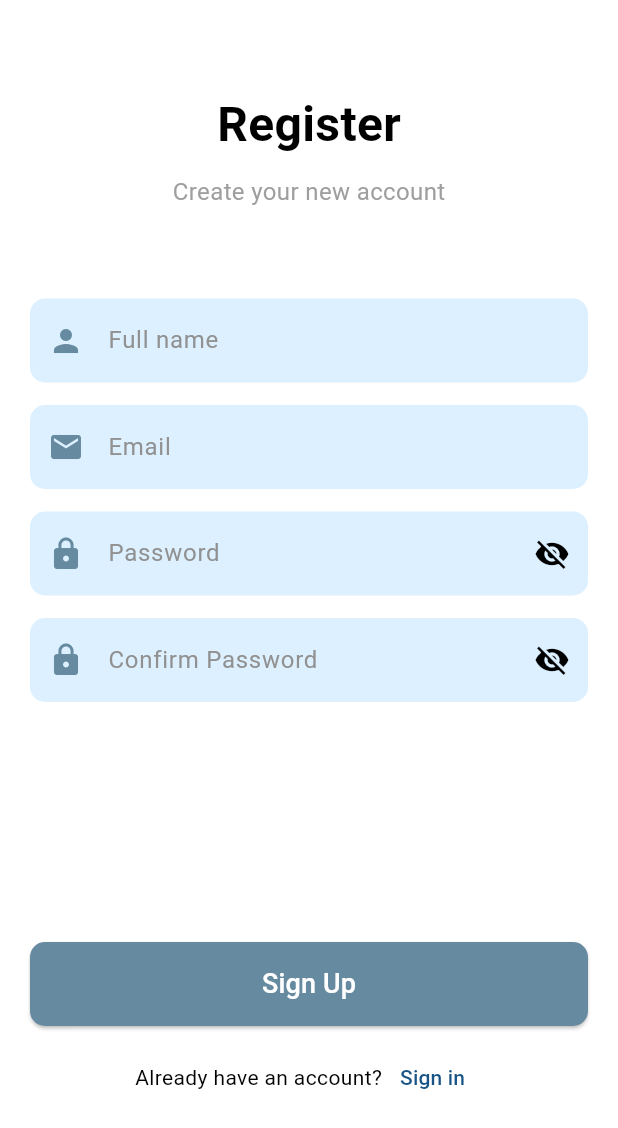
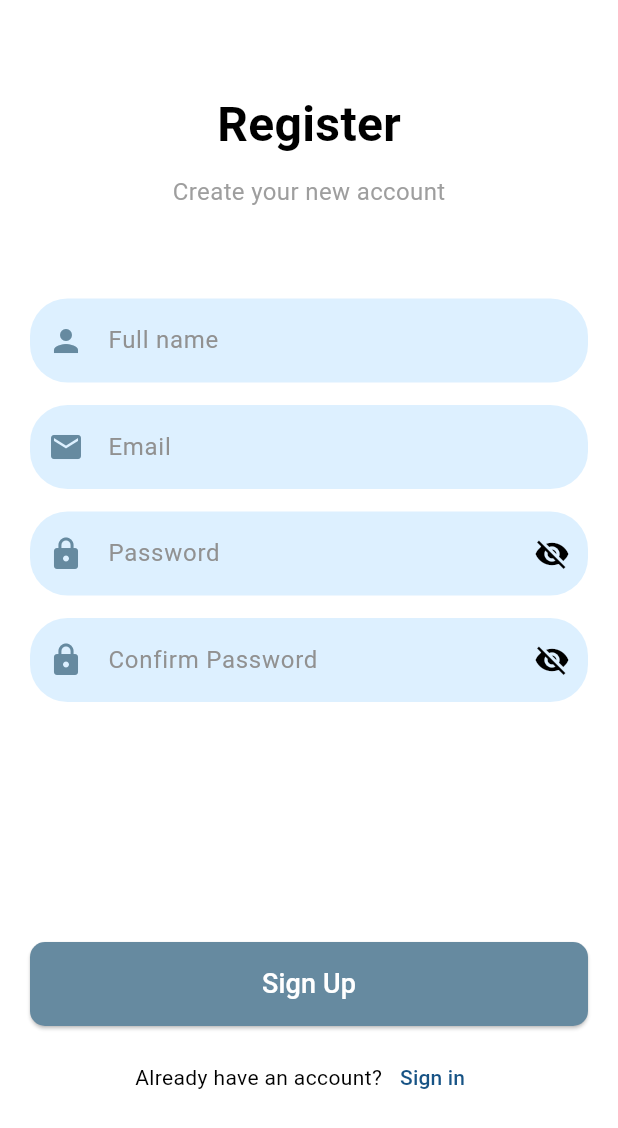
Before and after one commit to UdaraWickramarathne/financial_manager_app_flutter, a Flutter app: the SignupScreen screen opened directly, on a phone screen of 412 x 824 dp. Shown: the top 1128 px of the screen. Run offline on Flutter 3.47's test engine with Material 3 defaults, Android fonts, the phone set to English and light mode, and no system bars; our stand-ins replace image_picker.

Commit message:
account info screen edit

```diff
--- a/lib/components/input_field.dart
+++ b/lib/components/input_field.dart
@@ -6,6 +6,7 @@ class InputField extends StatefulWidget {
   final String label;
   final Widget? suffixIcon;
   final TextEditingController? controller;
+  final bool enabled;
 
   const InputField({
     super.key,
@@ -14,6 +15,7 @@ class InputField extends StatefulWidget {
     required this.label,
     required this.suffixIcon,
     required this.controller,
+    this.enabled = true,
   });
 
   @override
@@ -27,6 +29,7 @@ class _InputFieldState extends State<InputField> {
       style: const TextStyle(color: Color.fromARGB(255, 102, 138, 160)),
       controller: widget.controller,
       obscureText: widget.isObsecure,
+      enabled: widget.enabled,
       decoration: InputDecoration(
         labelStyle: const TextStyle(color: Color.fromARGB(255, 145, 145, 145)),
         filled: true,
@@ -37,7 +40,7 @@ class _InputFieldState extends State<InputField> {
         ),
         labelText: widget.label,
         border: OutlineInputBorder(
-          borderRadius: BorderRadius.circular(10),
+          borderRadius: BorderRadius.circular(25),
           borderSide: BorderSide.none,
         ),
         suffixIcon: widget.suffixIcon,
```
